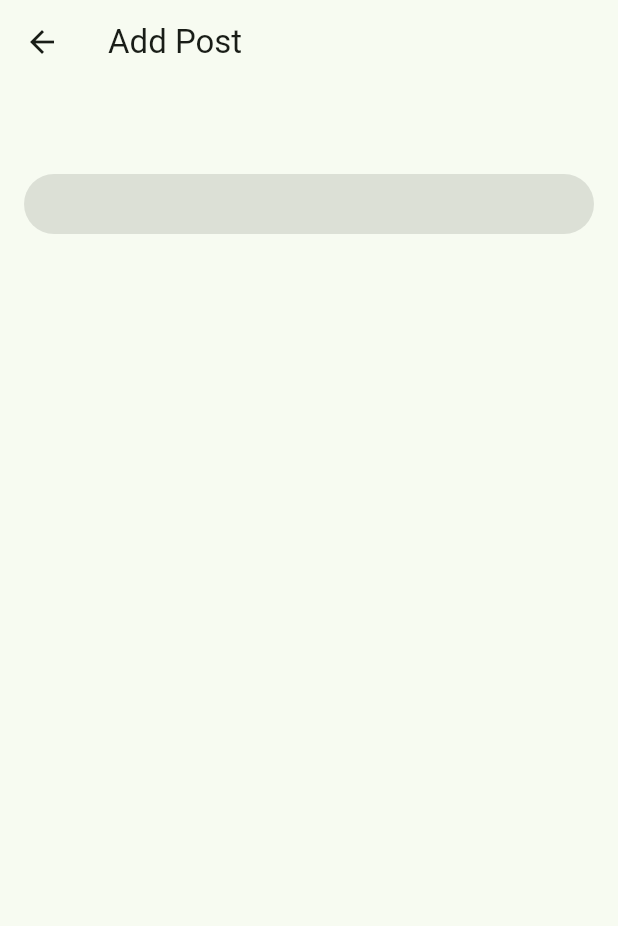
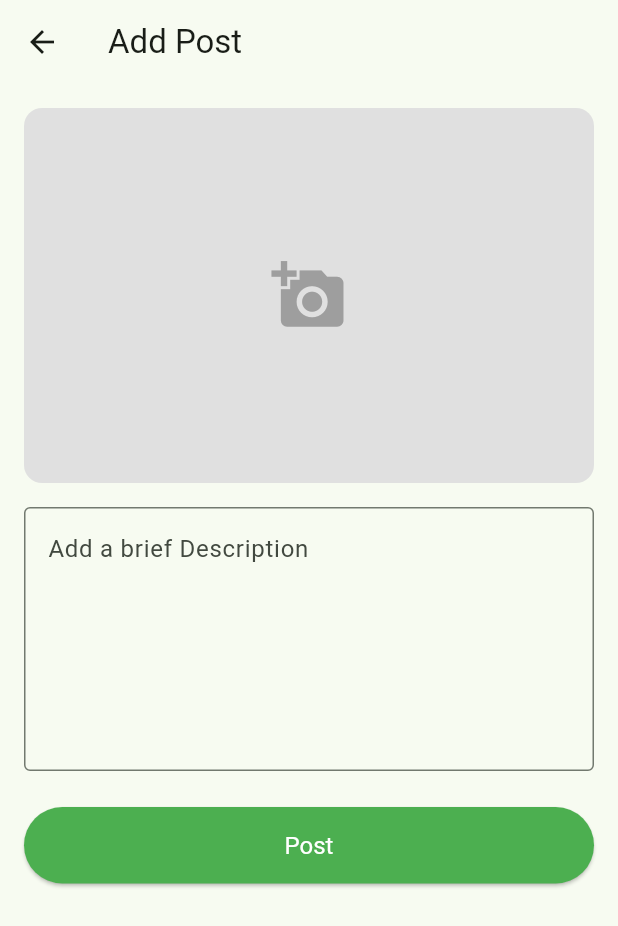
Before and after one commit to stephenA-ANTHONIUS/fasum-stephenanthoniussi6B, a Flutter app: the AddPostScreen screen opened directly, on a phone screen of 412 x 824 dp. Shown: the top 926 px of the screen. Run offline on Flutter 3.47's test engine with Material 3 defaults, Android fonts, the phone set to English and light mode, and no system bars; our stand-ins replace cloud_firestore, firebase_auth, firebase_core, flutter_image_compress, geolocator, google_generative_ai and 2 more; accounts and stored records are empty.

Commit message:
post screen

```diff
--- a/lib/main.dart
+++ b/lib/main.dart
@@ -1,3 +1,4 @@
+import 'package:fasum_stephen/screens/sign_in_screen.dart';
 import 'package:fasum_stephen/screens/sign_up_screen.dart';
 import 'package:flutter/material.dart';
 import 'package:firebase_core/firebase_core.dart';
@@ -22,7 +23,7 @@ class MyApp extends StatelessWidget {
         colorScheme: ColorScheme.fromSeed(seedColor: Colors.green),
         useMaterial3: true,
       ),
-      home: SignUpScreen(),
+      home: SignInScreen(),
     );
   }
 }
--- a/lib/screens/add_post_screen.dart
+++ b/lib/screens/add_post_screen.dart
@@ -1,5 +1,6 @@
 import 'dart:convert';
 import 'dart:io';
+import 'package:http/http.dart' as http;
 
 import 'package:flutter/foundation.dart';
 import 'package:flutter/material.dart';
@@ -9,6 +10,7 @@ import 'package:flutter_image_compress/flutter_image_compress.dart';
 import 'package:google_generative_ai/google_generative_ai.dart';
 import 'package:cloud_firestore/cloud_firestore.dart';
 import 'package:firebase_auth/firebase_auth.dart';
+import 'package:shimmer/shimmer.dart';
 
 class AddPostScreen extends StatefulWidget {
   const AddPostScreen({super.key});
@@ -90,7 +92,7 @@ class _AddPostScreenState extends State<AddPostScreen> {
           _descriptionController.clear();
         });
         await _compressAndEncodeImage();
-        await _generateDescriptionAI();
+        await _generateDescriptionWithAI();
       }
     } catch (e) {
       if (mounted) {
@@ -122,36 +124,54 @@ class _AddPostScreenState extends State<AddPostScreen> {
     }
   }
 
-  Future<void> _generateDescriptionAI() async {
+  Future<void> _generateDescriptionWithAI() async {
     if (_image == null) return;
     setState(() => _isGeneratingAI = true);
     try {
-      final model = GenerativeModel(
-        model: 'gemini-3-flash-preview:generateContent',
-        apiKey: 'AIzaSyCXbm8sCRTWm91zQBBXwkGvG-WMl2vD8nk',
+      final imageBytes = await _image!.readAsBytes();
+      final base64Image = base64Encode(imageBytes);
+      const apiKey = '[AIzaSyCb36c19FonqxP5SpwJ8fDvJ6HonFU7I90]'; // ganti dengan API key kamu
+      const url =
+          'https://generativelanguage.googleapis.com/v1/models/'
+          'gemini-2.0-flash:generateContent?key=$apiKey';
+      final body = jsonEncode({
+        "contents": [
+          {
+            "parts": [
+              {
+                "inlineData": {"mimeType": "image/jpeg", "data": base64Image},
+              },
+              {
+                "text":
+                    "Berdasarkan foto ini, identifikasi satu kategori utama kerusakan fasilitas umum "
+                    "dari daftar berikut: Jalan Rusak, Marka Pudar, Lampu Mati, Trotoar Rusak, "
+                    "Rambu Rusak, Jembatan Rusak, Sampah Menumpuk, Saluran Tersumbat, Sungai Tercemar, "
+                    "Sampah Sungai, Pohon Tumbang, Taman Rusak, Fasilitas Rusak, Pipa Bocor, "
+                    "Vandalisme, Banjir, dan Lainnya. "
+                    "Pilih kategori yang paling dominan atau paling mendesak untuk dilaporkan. "
+                    "Buat deskripsi singkat untuk laporan perbaikan, dan tambahkan permohonan perbaikan. "
+                    "Fokus pada kerusakan yang terlihat dan hindari spekulasi.\n\n"
+                    "Format output yang diinginkan:\n"
+                    "Kategori: [satu kategori yang dipilih]\n"
+                    "Deskripsi: [deskripsi singkat]",
+              },
+            ],
+          },
+        ],
+      });
+      final headers = {'Content-Type': 'application/json'};
+      final response = await http.post(
+        Uri.parse(url),
+        headers: headers,
+        body: body,
       );
-      final imageBytes = await _image!.readAsBytes();
-      final content = Content.multi({
-        DataPart('image/jpeg', imageBytes),
-        TextPart(
-          'Berdasarkan foto ini, identifikasi satu kategori utama kerusakan fasilitas umum '
-          'dari daftar berikut: Jalan Rusak, Marka Pudar, Lampu Mati, Trotoar Rusak, '
-          'Rambu Rusak, Jembatan Rusak, Sampah Menumpuk, Saluran Tersumbat, Sungai Tercemar, '
-          'Sampah Sungai, Pohon Tumbang, Taman Rusak, Fasilitas Rusak, Pipa Bocor, '
-          'Vandalisme, Banjir, dan Lainnya. '
-          'Pilih kategori yang paling dominan atau paling mendesak untuk dilaporkan. '
-          'Buat deskripsi singkat untuk laporan perbaikan, dan tambahkan permohonan perbaikan. '
-          'Fokus pada kerusakan yang terlihat dan hindari spekulasi.\n\n'
-          'Format output yang diinginkan:\n'
-          'Kategori: [satu kategori yang dipilih]\n'
-          'Deskripsi: [deskripsi singkat]',
-        ),
-      });
-      final response = await model.generateContent({content});
-      final aiText = response.text;
-      print('ai text: $aiText');
-      if (aiText != null && aiText.isNotEmpty) {
-        final lines = aiText.trim().split('\n');
+      if (response.statusCode == 200) {
+        final jsonResponse = jsonDecode(response.body);
+        final text =
+            jsonResponse['candidates'][0]['content']['parts'][0]['text'];
+        print("AI TEXT: $text");
+        if (text != null && text.isNotEmpty) {
+          final lines = text.trim().split('\n');
           String? category;
           String? description;
           for (var line in lines) {
@@ -164,22 +184,22 @@ class _AddPostScreenState extends State<AddPostScreen> {
               description = line.substring(11).trim();
             }
           }
-        description ??= aiText.trim();
+          description ??= text.trim();
           setState(() {
-          _aiCategory = category ?? 'tidak diketahui';
-          _aiDescription = description;
+            _aiCategory = category ?? 'Tidak diketahui';
+            _aiDescription = description!;
             _descriptionController.text = _aiDescription!;
           });
         }
+      } else {
+        debugPrint('Request failed: ${response.body}');
+      }
     } catch (e) {
-      debugPrint('Error generating AI description: $e');
+      debugPrint('Failed to generate AI description: $e');
     } finally {
-      if (mounted) {
-        setState(() => _isGeneratingAI = false);
+      if (mounted) setState(() => _isGeneratingAI = false);
     }
   }
-  }
-
   Future<void> _getLocation() async {
     try {
       bool serviceEnabled = await Geolocator.isLocationServiceEnabled();
@@ -279,13 +299,13 @@ class _AddPostScreenState extends State<AddPostScreen> {
         .doc(uid)
         .get();
       final fullName = userDoc.data()?["fullName"] ?? "Annonymus";
-      await FirebaseFirestore.instance.collection("post").add({
+      await FirebaseFirestore.instance.collection("posts").add({
         'image': _base64Image,
         'description': _descriptionController.text,
         'category': _aiCategory ?? "Tidak Diketahui",
         'createAt': now,
         'latitude': _latitude,
-        'longtitude': _longitude,
+        'longitude': _longitude,
         'fullName': fullName,
         'userId': uid,
       });
@@ -321,20 +341,127 @@ class _AddPostScreenState extends State<AddPostScreen> {
           children: [
             GestureDetector(
               onTap: _showImageSourceDialog,
-              child: Container(),
+              child: Container(
+                height: 250,
+                decoration: BoxDecoration(
+                  color: Colors.grey[300],
+                  borderRadius:  BorderRadius.circular(12),
+                ),
+                child: _image != null ?
+                ClipRRect(
+                  borderRadius: BorderRadius.circular(12),
+                  child: Image.file(
+                    _image!,
+                    height: 250,
+                    width: double.infinity,
+                    fit: BoxFit.cover,
+                  ),
+                )
+                : const Center(
+                  child: Icon(
+                    Icons.add_a_photo,
+                    size: 50,
+                    color: Colors.grey,
+                  ),
+                )
+              ),
             ),
             const SizedBox(height: 16),
             // efek shimer saat generating
             if (_isGeneratingAI)
-              Shimmer.fromColors(),
+              Shimmer.fromColors(
+                baseColor: Colors.grey[300]!,
+                highlightColor: Colors.grey[100]!,
+                child: Column(
+                  crossAxisAlignment: CrossAxisAlignment.start,
+                  children: [
+                    Container(
+                      height: 20,
+                      width: 100,
+                      decoration: BoxDecoration(
+                        color: Colors.grey[300],
+                        borderRadius: BorderRadius.circular(8),
+                      ),
+                      margin: const EdgeInsets.only(bottom: 12),
+                    ),
+                    Container(
+                      height: 80,
+                      width: double.infinity,
+                      decoration: BoxDecoration(
+                        color: Colors.grey[300],
+                        borderRadius: BorderRadius.circular(8),
+                      ),
+                    ),
+                  ],
+                ),
+              ),
             // Kategori dan tombol refresh
             if (_aiCategory != null && !_isGeneratingAI)
-              Padding(),
+              Padding(
+                padding: const EdgeInsets.only(bottom: 12.0),
+                child: Row(
+                  mainAxisAlignment: MainAxisAlignment.spaceBetween,
+                  children: [
+                    GestureDetector(
+                      onTap: _showCategorySelection,
+                      child: Chip(
+                        label: Row(
+                          mainAxisSize: MainAxisSize.min,
+                          children: [
+                            Text(_aiCategory!),
+                            const SizedBox(width: 6),
+                            const Icon(Icons.edit, size: 16),
+                          ],
+                        ),
+                        backgroundColor: Colors.blue[100],
+                      ),
+                    ),
+                    if (_image != null)
+                    IconButton(
+                      icon: const Icon(Icons.refresh),
+                      tooltip: "Generate another description",
+                      onPressed: _generateDescriptionWithAI,
+                    ),
+                  ],
+                ),
+              ),
             // TextField untuk deskripsi
-            Offstage(),
+            Offstage(
+              offstage: _isGeneratingAI,
+              child: Column(
+                crossAxisAlignment: CrossAxisAlignment.end,
+                children: [
+                  TextField(
+                    controller: _descriptionController,
+                    textCapitalization: TextCapitalization.sentences,
+                    maxLines: 6,
+                    decoration: const InputDecoration(
+                      hintText: "Add a brief Description",
+                      border: OutlineInputBorder()
+                    ),
+                  )
+                ],
+              ),
+            ),
             const SizedBox(height: 24),
             // tombol kirim post
-            ElevatedButton() ,
+            ElevatedButton(
+              onPressed: _isUploading ? null : _submitPost,
+              style: ElevatedButton.styleFrom(
+                padding: const EdgeInsets.symmetric(vertical: 16),
+                textStyle: const TextStyle(fontSize:  16),
+                backgroundColor: Colors.green
+              ),
+              child: _isUploading
+              ? const SizedBox(
+                height: 24,
+                width: 24,
+                child: CircularProgressIndicator(
+                  valueColor: AlwaysStoppedAnimation<Color>(Colors.white),
+                ),
+              )
+            : const Text("Post", style: TextStyle(color: Colors.white)),
+            ) ,
           ],
         ),
       ),
--- a/lib/screens/home_screen.dart
+++ b/lib/screens/home_screen.dart
@@ -144,7 +144,7 @@ void _showCategoryFilter() async {
               child: StreamBuilder<QuerySnapshot>(
                 stream: FirebaseFirestore.instance
                     .collection('posts')
-                    .orderBy('createdAt', descending: true)
+                    .orderBy('createAt', descending: true)
                     .snapshots(),
                 builder: (context, snapshot) {
                   if (!snapshot.hasData) {
--- a/pubspec.yaml
+++ b/pubspec.yaml
@@ -16,8 +16,10 @@ dependencies:
   flutter_image_compress: ^2.4.0
   geolocator: ^14.0.2
   google_generative_ai: ^0.4.7
+  http: ^1.6.0
   image_picker: ^1.2.2
   intl: ^0.20.2
+  shimmer: ^3.0.0
 
 dev_dependencies:
   flutter_test:
```
Also changed, not shown: pubspec.lock. Lines whose indentation alone changed are shown as unchanged.
